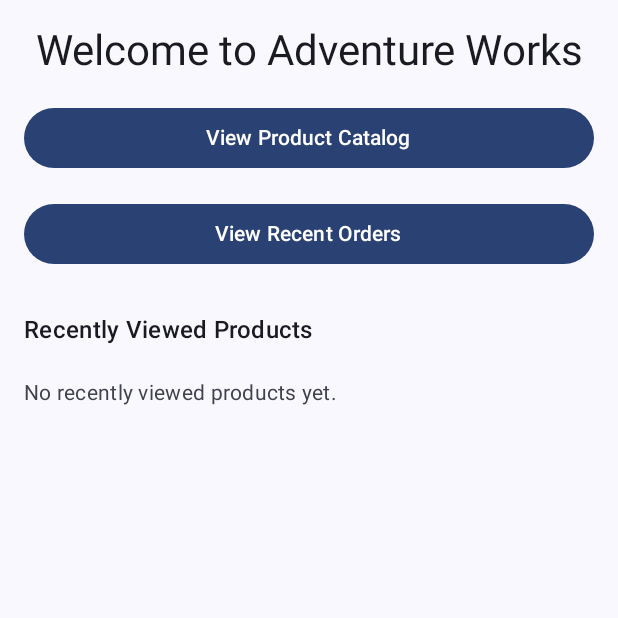
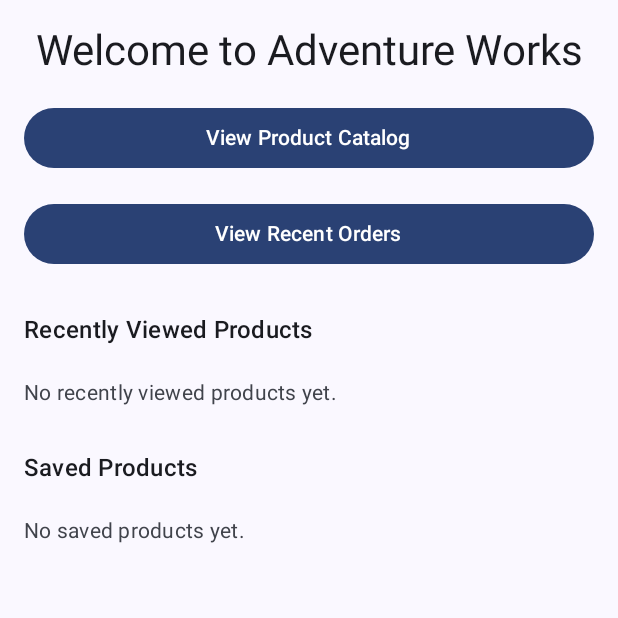
Before and after one commit to mannyrajan/Capstone-Project-android, an Android app built with Jetpack Compose: the screen it shows after launch (MainActivity), on a phone screen of 412 x 824 dp, the top half of it. Run offline under Robolectric (Android 15) with nearby library versions, the phone set to English and light mode, and no system bars; our stand-ins replace Dagger/Hilt's generated code, Room's generated code; libraries missing offline, so code that uses them is left out: androidx.hilt.lifecycle.

Commit message:
Adds Saved product carousel.

```diff
--- a/app/src/main/java/com/pnc/capstoneprojectandroid/MainActivity.kt
+++ b/app/src/main/java/com/pnc/capstoneprojectandroid/MainActivity.kt
@@ -44,14 +44,13 @@ class MainActivity : ComponentActivity() {
                                     CustomerHomeScreen(
                                         onNavigateToProducts = { navController.navigate("products") },
                                         onNavigateToOrders = { navController.navigate("order_history") },
-                                        // removed onNavigateToRecentlyViewed callback since it's moved to carousel
                                         onProductClick = { productId ->
                                             navController.navigate("products/$productId")
-                                        }
+                                        },
+                                        onNavigateToSaved = { navController.navigate("saved") }
                                     )
                                 }
                             }
-                            // removed recently viewed screen composable since it's moved to carousel
                             composable("products") {
                                 ProductsScreen(
                                     onProductClick = { productId ->
@@ -83,7 +82,6 @@ class MainActivity : ComponentActivity() {
                                 )
                             }
                         }
-
                     }
                 }
             }
--- a/app/src/main/java/com/pnc/capstoneprojectandroid/core/CustomerHome.kt
+++ b/app/src/main/java/com/pnc/capstoneprojectandroid/core/CustomerHome.kt
@@ -16,7 +16,6 @@ import androidx.compose.foundation.lazy.items
 import androidx.compose.material3.Button
 import androidx.compose.material3.Card
 import androidx.compose.material3.CardDefaults
-import androidx.compose.material3.FloatingActionButtonDefaults.elevation
 import androidx.compose.material3.MaterialTheme
 import androidx.compose.material3.Text
 import androidx.compose.material3.TextButton
@@ -34,6 +33,7 @@ import androidx.hilt.lifecycle.viewmodel.compose.hiltViewModel
 import androidx.lifecycle.compose.collectAsStateWithLifecycle
 import com.pnc.capstoneprojectandroid.features.products.domain.Products
 import com.pnc.capstoneprojectandroid.features.products.presentation.RecentlyViewedViewModel
+import com.pnc.capstoneprojectandroid.features.products.presentation.SavedProductsViewModel
 import com.pnc.capstoneprojectandroid.features.products.presentation.composables.ProductThumbnail
 import java.text.NumberFormat
 import java.util.Locale
@@ -51,12 +51,15 @@ import androidx.compose.foundation.layout.heightIn
 fun CustomerHomeScreen(
     onNavigateToProducts: () -> Unit,
     onNavigateToOrders: () -> Unit,
-    onProductClick: (Int) -> Unit = {}
+    onProductClick: (Int) -> Unit = {},
+    onNavigateToSaved: () -> Unit = {}
 ) {
-    // Grab Hilt ViewModel directly inside the screen composable
     val recentlyViewedViewModel: RecentlyViewedViewModel = hiltViewModel()
     val recentlyViewedProducts by recentlyViewedViewModel.recentlyViewedProducts.collectAsStateWithLifecycle()
     val clearError by recentlyViewedViewModel.errorMessage.collectAsStateWithLifecycle()
+
+    val savedViewModel: SavedProductsViewModel = hiltViewModel()
+    val savedState by savedViewModel.uiState.collectAsStateWithLifecycle()
 
     Box(
         modifier = Modifier.fillMaxSize(),
@@ -192,10 +195,68 @@ fun CustomerHomeScreen(
                     }
                 }
             }
+
+            // Saved Products Carousel
+            item {
+                SavedProductsCarousel(
+                    products = savedState.products,
+                    onProductClick = onProductClick,
+                    onViewAll = onNavigateToSaved
+                )
+            }
         }
     }
 }
 
+@Composable
+fun SavedProductsCarousel(
+    products: List<Products>,
+    onProductClick: (Int) -> Unit,
+    onViewAll: () -> Unit,
+    modifier: Modifier = Modifier
+) {
+    Column(
+        modifier = modifier,
+        verticalArrangement = Arrangement.spacedBy(8.dp)
+    ) {
+        Row(
+            modifier = Modifier
+                .fillMaxWidth()
+                .heightIn(min = 48.dp),
+            verticalAlignment = Alignment.CenterVertically
+        ) {
+            Text(
+                text = "Saved Products",
+                style = MaterialTheme.typography.titleMedium,
+                modifier = Modifier
+                    .weight(1f)
+                    .semantics { heading() }
+            )
+            if (products.isNotEmpty()) {
+                TextButton(onClick = onViewAll) {
+                    Text("View all")
+                }
+            }
+        }
+
+        if (products.isEmpty()) {
+            Text(
+                text = "No saved products yet.",
+                style = MaterialTheme.typography.bodyMedium,
+                color = MaterialTheme.colorScheme.onSurfaceVariant
+            )
+        } else {
+            LazyRow(horizontalArrangement = Arrangement.spacedBy(12.dp)) {
+                items(products, key = { it.id }) { product ->
+                    ProductCard(
+                        product = product,
+                        onClick = { onProductClick(product.id) }
+                    )
+                }
+            }
+        }
+    }
+}
 
 @Composable
 fun ProductCard(
@@ -213,7 +274,6 @@ fun ProductCard(
             verticalArrangement = Arrangement.spacedBy(4.dp),
             horizontalAlignment = Alignment.CenterHorizontally
         ) {
-            // Thumbnail container for the carousel
             Box(
                 modifier = Modifier
                     .fillMaxWidth()
```
